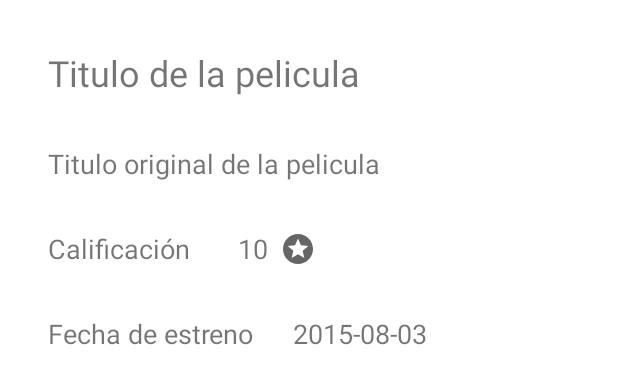
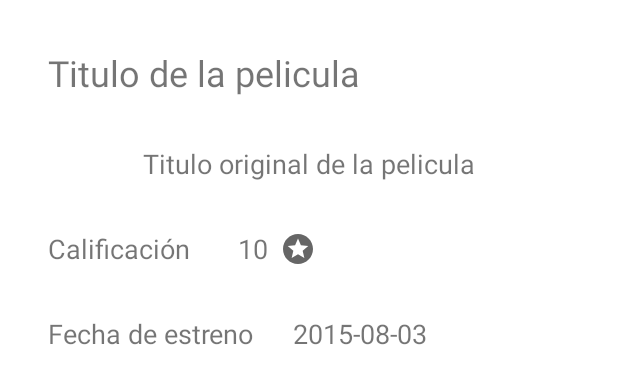
Before and after one commit to rtrinidado/TopRatedMovies, an Android app: the layout content_details.xml on its own in the app's theme, with its tools: preview values and no code run, on a phone screen of 412 x 824 dp. Shown: the top 384 px of the screen. Run offline under Robolectric (Android 15) with nearby library versions, the phone set to English and light mode, and no system bars.

Commit message:
Cambios de diseño

```diff
--- a/app/src/main/res/layout/content_details.xml
+++ b/app/src/main/res/layout/content_details.xml
@@ -9,10 +9,11 @@
         android:id="@+id/description_title"
         android:layout_width="0dp"
         android:layout_height="wrap_content"
-        android:layout_marginStart="32dp"
+        android:layout_marginHorizontal="32dp"
         android:layout_marginTop="32dp"
         android:textSize="24sp"
         app:layout_constraintStart_toStartOf="parent"
+        app:layout_constraintEnd_toEndOf="parent"
         app:layout_constraintTop_toTopOf="parent"
         tools:text="Titulo de la pelicula" />
 
@@ -20,10 +21,11 @@
         android:id="@+id/original_title"
         android:layout_width="wrap_content"
         android:layout_height="wrap_content"
-        android:layout_marginStart="32dp"
+        android:layout_marginHorizontal="32dp"
         android:layout_marginTop="32dp"
         android:textSize="18sp"
         app:layout_constraintStart_toStartOf="parent"
+        app:layout_constraintEnd_toEndOf="parent"
         app:layout_constraintTop_toBottomOf="@id/description_title"
         tools:text="Titulo original de la pelicula" />
 
--- a/app/src/main/res/values/strings.xml
+++ b/app/src/main/res/values/strings.xml
@@ -3,4 +3,5 @@
     <string name="movie_image_cd">Movie image</string>
     <string name="rated">Calificación</string>
     <string name="release_date">Fecha de estreno</string>
+    <string name="best_rated_movies">Películas mejor evaluadas</string>
 </resources>
```
Also changed, not shown: app/src/main/java/com/raultorinz/topratedmovies/ui/main/MainFragment.kt (+8 -7 lines), app/src/main/res/layout/main_fragment.xml (+29 -3 lines), app/src/main/res/layout/movie_card_layout.xml (+4 -3 lines).
